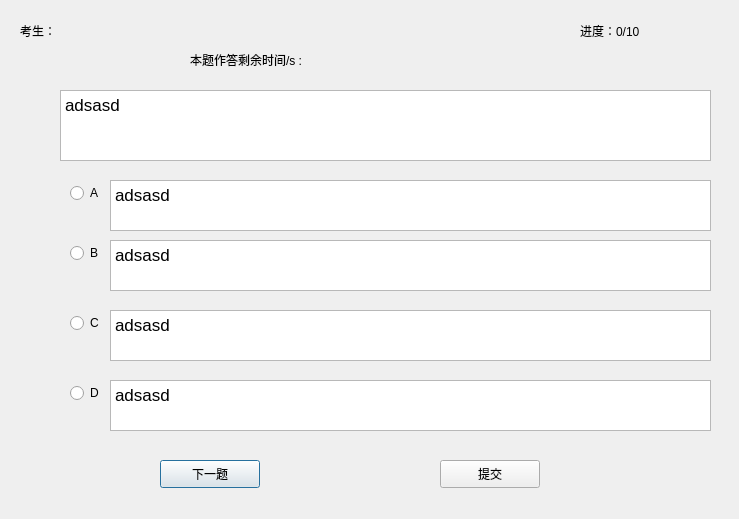
Qt form maindialog.ui (Youjiangbaba/adaptive-test-system) before a commit.
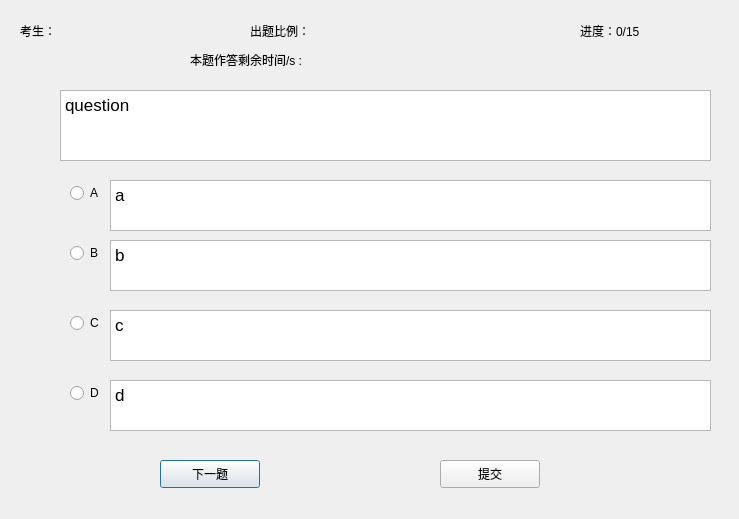
The same form after that commit.

```diff
--- a/maindialog.ui
+++ b/maindialog.ui
@@ -98,7 +98,7 @@
 &lt;html&gt;&lt;head&gt;&lt;meta name=&quot;qrichtext&quot; content=&quot;1&quot; /&gt;&lt;style type=&quot;text/css&quot;&gt;
 p, li { white-space: pre-wrap; }
 &lt;/style&gt;&lt;/head&gt;&lt;body style=&quot; font-family:'Ubuntu'; font-size:13pt; font-weight:400; font-style:normal;&quot;&gt;
-&lt;p style=&quot; margin-top:0px; margin-bottom:0px; margin-left:0px; margin-right:0px; -qt-block-indent:0; text-indent:0px;&quot;&gt;adsasd&lt;/p&gt;&lt;/body&gt;&lt;/html&gt;</string>
+&lt;p style=&quot; margin-top:0px; margin-bottom:0px; margin-left:0px; margin-right:0px; -qt-block-indent:0; text-indent:0px;&quot;&gt;question&lt;/p&gt;&lt;/body&gt;&lt;/html&gt;</string>
    </property>
   </widget>
   <widget class="QTextBrowser" name="textquestion_A">
@@ -115,7 +115,7 @@
 &lt;html&gt;&lt;head&gt;&lt;meta name=&quot;qrichtext&quot; content=&quot;1&quot; /&gt;&lt;style type=&quot;text/css&quot;&gt;
 p, li { white-space: pre-wrap; }
 &lt;/style&gt;&lt;/head&gt;&lt;body style=&quot; font-family:'Ubuntu'; font-size:13pt; font-weight:400; font-style:normal;&quot;&gt;
-&lt;p style=&quot; margin-top:0px; margin-bottom:0px; margin-left:0px; margin-right:0px; -qt-block-indent:0; text-indent:0px;&quot;&gt;adsasd&lt;/p&gt;&lt;/body&gt;&lt;/html&gt;</string>
+&lt;p style=&quot; margin-top:0px; margin-bottom:0px; margin-left:0px; margin-right:0px; -qt-block-indent:0; text-indent:0px;&quot;&gt;a&lt;/p&gt;&lt;/body&gt;&lt;/html&gt;</string>
    </property>
   </widget>
   <widget class="QTextBrowser" name="textquestion_B">
@@ -132,7 +132,7 @@
 &lt;html&gt;&lt;head&gt;&lt;meta name=&quot;qrichtext&quot; content=&quot;1&quot; /&gt;&lt;style type=&quot;text/css&quot;&gt;
 p, li { white-space: pre-wrap; }
 &lt;/style&gt;&lt;/head&gt;&lt;body style=&quot; font-family:'Ubuntu'; font-size:13pt; font-weight:400; font-style:normal;&quot;&gt;
-&lt;p style=&quot; margin-top:0px; margin-bottom:0px; margin-left:0px; margin-right:0px; -qt-block-indent:0; text-indent:0px;&quot;&gt;adsasd&lt;/p&gt;&lt;/body&gt;&lt;/html&gt;</string>
+&lt;p style=&quot; margin-top:0px; margin-bottom:0px; margin-left:0px; margin-right:0px; -qt-block-indent:0; text-indent:0px;&quot;&gt;b&lt;/p&gt;&lt;/body&gt;&lt;/html&gt;</string>
    </property>
   </widget>
   <widget class="QTextBrowser" name="textquestion_C">
@@ -149,7 +149,7 @@
 &lt;html&gt;&lt;head&gt;&lt;meta name=&quot;qrichtext&quot; content=&quot;1&quot; /&gt;&lt;style type=&quot;text/css&quot;&gt;
 p, li { white-space: pre-wrap; }
 &lt;/style&gt;&lt;/head&gt;&lt;body style=&quot; font-family:'Ubuntu'; font-size:13pt; font-weight:400; font-style:normal;&quot;&gt;
-&lt;p style=&quot; margin-top:0px; margin-bottom:0px; margin-left:0px; margin-right:0px; -qt-block-indent:0; text-indent:0px;&quot;&gt;adsasd&lt;/p&gt;&lt;/body&gt;&lt;/html&gt;</string>
+&lt;p style=&quot; margin-top:0px; margin-bottom:0px; margin-left:0px; margin-right:0px; -qt-block-indent:0; text-indent:0px;&quot;&gt;c&lt;/p&gt;&lt;/body&gt;&lt;/html&gt;</string>
    </property>
   </widget>
   <widget class="QTextBrowser" name="textquestion_D">
@@ -166,7 +166,7 @@
 &lt;html&gt;&lt;head&gt;&lt;meta name=&quot;qrichtext&quot; content=&quot;1&quot; /&gt;&lt;style type=&quot;text/css&quot;&gt;
 p, li { white-space: pre-wrap; }
 &lt;/style&gt;&lt;/head&gt;&lt;body style=&quot; font-family:'Ubuntu'; font-size:13pt; font-weight:400; font-style:normal;&quot;&gt;
-&lt;p style=&quot; margin-top:0px; margin-bottom:0px; margin-left:0px; margin-right:0px; -qt-block-indent:0; text-indent:0px;&quot;&gt;adsasd&lt;/p&gt;&lt;/body&gt;&lt;/html&gt;</string>
+&lt;p style=&quot; margin-top:0px; margin-bottom:0px; margin-left:0px; margin-right:0px; -qt-block-indent:0; text-indent:0px;&quot;&gt;d&lt;/p&gt;&lt;/body&gt;&lt;/html&gt;</string>
    </property>
   </widget>
   <widget class="QPushButton" name="nextpb">
@@ -205,7 +205,7 @@
     </rect>
    </property>
    <property name="text">
-    <string>进度：0/10</string>
+    <string>进度：0/15</string>
    </property>
   </widget>
   <widget class="QLabel" name="labeltimehead">
@@ -240,6 +240,19 @@
     <bool>false</bool>
    </property>
   </widget>
+  <widget class="QLabel" name="labelques_class">
+   <property name="geometry">
+    <rect>
+     <x>250</x>
+     <y>20</y>
+     <width>211</width>
+     <height>21</height>
+    </rect>
+   </property>
+   <property name="text">
+    <string>出题比例：    </string>
+   </property>
+  </widget>
  </widget>
  <resources/>
  <connections/>
```
